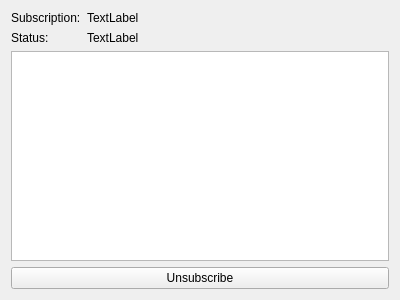
First picture: the form in examples/mqtt/subscriptions/subscriptionwindow.ui, repository qt/qtmqtt, before the edit.
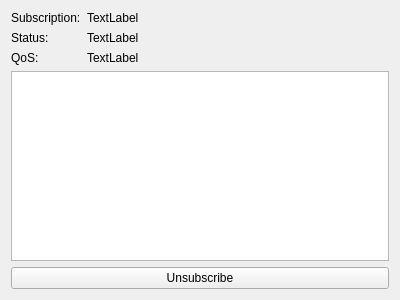
Second picture: the form after the edit.

```diff
--- a/examples/mqtt/subscriptions/subscriptionwindow.ui
+++ b/examples/mqtt/subscriptions/subscriptionwindow.ui
@@ -44,6 +44,20 @@
        </property>
       </widget>
      </item>
+     <item row="2" column="0">
+      <widget class="QLabel" name="label_3">
+       <property name="text">
+        <string>QoS:</string>
+       </property>
+      </widget>
+     </item>
+     <item row="2" column="1">
+      <widget class="QLabel" name="labelQoS">
+       <property name="text">
+        <string>TextLabel</string>
+       </property>
+      </widget>
+     </item>
     </layout>
    </item>
    <item>
```
